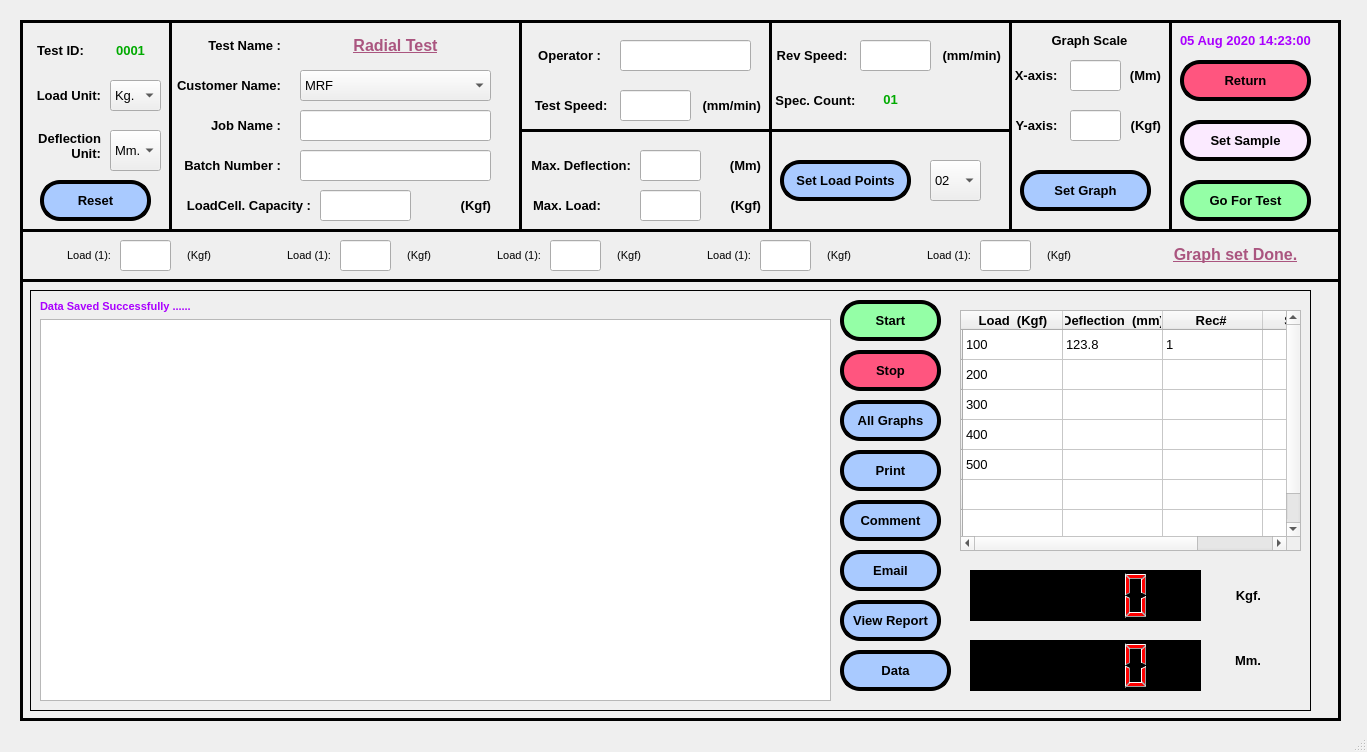
The window that TYR_2.0_18.5/ui/TYR_START_TEST_RADIAL.ui (sanjaymanegit/testRepo) describes before a commit, drawn with Qt 5.
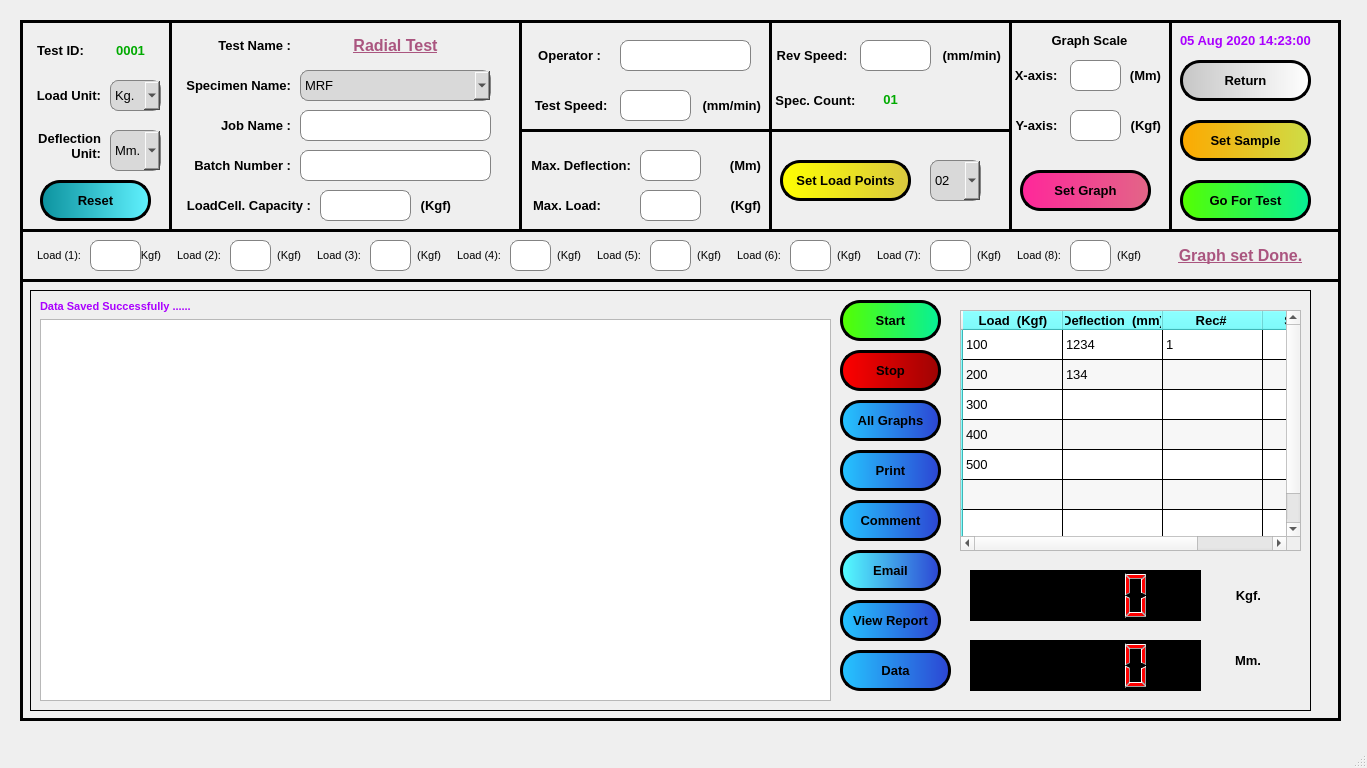
The same window after the commit.

Commit message: added Anil's Files

Patch:
```diff
--- a/TYR_2.0_18.5/ui/TYR_START_TEST_RADIAL.ui
+++ b/TYR_2.0_18.5/ui/TYR_START_TEST_RADIAL.ui
@@ -7,7 +7,7 @@
     <x>0</x>
     <y>0</y>
     <width>1367</width>
-    <height>752</height>
+    <height>768</height>
    </rect>
   </property>
   <property name="windowTitle">
@@ -29,6 +29,9 @@
       <pointsize>10</pointsize>
      </font>
     </property>
+    <property name="styleSheet">
+     <string notr="true"/>
+    </property>
     <property name="frameShape">
      <enum>QFrame::Box</enum>
     </property>
@@ -57,34 +60,6 @@
       <enum>Qt::Horizontal</enum>
      </property>
     </widget>
-    <widget class="QLabel" name="label_10">
-     <property name="geometry">
-      <rect>
-       <x>1120</x>
-       <y>219</y>
-       <width>191</width>
-       <height>31</height>
-      </rect>
-     </property>
-     <property name="font">
-      <font>
-       <family>Arial</family>
-       <pointsize>12</pointsize>
-       <weight>75</weight>
-       <bold>true</bold>
-       <underline>true</underline>
-      </font>
-     </property>
-     <property name="styleSheet">
-      <string notr="true">color: rgb(170, 85, 127);</string>
-     </property>
-     <property name="text">
-      <string>Graph set Done.</string>
-     </property>
-     <property name="alignment">
-      <set>Qt::AlignCenter</set>
-     </property>
-    </widget>
     <widget class="QLabel" name="label_47">
      <property name="geometry">
       <rect>
@@ -134,11 +109,26 @@
       <cursorShape>ArrowCursor</cursorShape>
      </property>
      <property name="styleSheet">
-      <string notr="true">background-color: rgb(255, 85, 127);
+      <string notr="true">#pushButton_6 {
+background-color: qlineargradient(spread:pad, x1:0, y1:0, x2:1, y2:0, stop:0 rgb(198, 198, 198), stop:1  rgb(255, 255, 255));
+	
+
 border-radius:20px;
 border-color: rgb(0, 0, 0);
 border-style:outset;
-border-width:4px;</string>
+border-width:3px;
+}
+#pushButton_6:hover {
+background-color: qlineargradient(spread:pad, x1:0, y1:0, x2:1, y2:0, stop:0 rgb(255, 255, 255), stop:1  rgb(198, 198, 198));
+padding-bottom: 5px;
+padding-right: 5px;
+}
+
+#pushButton_6:pressed {
+background-color: rgb(198, 198, 198);
+padding-top: 5px;
+padding-left: 5px;
+}</string>
      </property>
      <property name="text">
       <string>Return</string>
@@ -186,11 +176,27 @@
        <cursorShape>ArrowCursor</cursorShape>
       </property>
       <property name="styleSheet">
-       <string notr="true">background-color: rgb(255, 85, 127);
+       <string notr="true">#pushButton_7 {
+background-color: qlineargradient(spread:pad, x1:0, y1:0, x2:1, y2:0, stop:0 rgb(255, 0, 0), stop:1  rgb(158, 3, 3));
+	
+	
+
 border-radius:20px;
 border-color: rgb(0, 0, 0);
 border-style:outset;
-border-width:4px;</string>
+border-width:3px;
+}
+#pushButton_7:hover {
+background-color: qlineargradient(spread:pad, x1:0, y1:0, x2:1, y2:0, stop:0 rgb(158, 3, 3), stop:1  rgb(255, 0, 0));
+padding-bottom: 5px;
+padding-right: 5px;
+}
+
+#pushButton_7:pressed {
+background-color: rgb(255, 0, 0);
+padding-top: 5px;
+padding-left: 5px;
+}</string>
       </property>
       <property name="text">
        <string>Stop</string>
@@ -220,12 +226,26 @@
        <cursorShape>ArrowCursor</cursorShape>
       </property>
       <property name="styleSheet">
-       <string notr="true">border-radius:20px;
-color: rgb(0, 0, 0);
-background-color: rgb(148, 255, 166);
+       <string notr="true">#pushButton_11 {
+background-color: qlineargradient(spread:pad, x1:0, y1:0, x2:1, y2:0, stop:0 rgb(85, 255, 0), stop:1  rgb(7, 240, 151));
+	
+
+border-radius:20px;
 border-color: rgb(0, 0, 0);
 border-style:outset;
-border-width:4px;</string>
+border-width:3px;
+}
+#pushButton_11:hover {
+background-color: qlineargradient(spread:pad, x1:0, y1:0, x2:1, y2:0, stop:0 rgb(7, 240, 151), stop:1  rgb(85, 255, 0));
+padding-bottom: 5px;
+padding-right: 5px;
+}
+
+#pushButton_11:pressed {
+background-color: rgb(85, 255, 0);
+padding-top: 5px;
+padding-left: 5px;
+}</string>
       </property>
       <property name="text">
        <string>Start</string>
@@ -255,11 +275,26 @@
        <cursorShape>ArrowCursor</cursorShape>
       </property>
       <property name="styleSheet">
-       <string notr="true">background-color: rgb(169, 202, 255);
+       <string notr="true">#pushButton_12 {
+background-color: qlineargradient(spread:pad, x1:0, y1:0, x2:1, y2:0, stop:0 rgb(37, 197, 255), stop:1  rgb(44, 69, 211));
+	
+	
 border-radius:20px;
 border-color: rgb(0, 0, 0);
 border-style:outset;
-border-width:4px;</string>
+border-width:3px;
+}
+#pushButton_12:hover {
+background-color: qlineargradient(spread:pad, x1:0, y1:0, x2:1, y2:0, stop:0 rgb(44, 69, 211), stop:1  rgb(37, 197, 255));
+padding-bottom: 5px;
+padding-right: 5px;
+}
+
+#pushButton_12:pressed {
+background-color: rgb(37, 197, 255);
+padding-top: 5px;
+padding-left: 5px;
+}</string>
       </property>
       <property name="text">
        <string>All Graphs</string>
@@ -289,11 +324,26 @@
        <cursorShape>ArrowCursor</cursorShape>
       </property>
       <property name="styleSheet">
-       <string notr="true">background-color: rgb(169, 202, 255);
+       <string notr="true">#pushButton_13 {
+background-color: qlineargradient(spread:pad, x1:0, y1:0, x2:1, y2:0, stop:0 rgb(37, 197, 255), stop:1  rgb(44, 69, 211));
+	
+	
 border-radius:20px;
 border-color: rgb(0, 0, 0);
 border-style:outset;
-border-width:4px;</string>
+border-width:3px;
+}
+#pushButton_13:hover {
+background-color: qlineargradient(spread:pad, x1:0, y1:0, x2:1, y2:0, stop:0 rgb(44, 69, 211), stop:1  rgb(37, 197, 255));
+padding-bottom: 5px;
+padding-right: 5px;
+}
+
+#pushButton_13:pressed {
+background-color: rgb(37, 197, 255);
+padding-top: 5px;
+padding-left: 5px;
+}</string>
       </property>
       <property name="text">
        <string>View Report</string>
@@ -323,11 +373,27 @@
        <cursorShape>ArrowCursor</cursorShape>
       </property>
       <property name="styleSheet">
-       <string notr="true">background-color: rgb(169, 202, 255);
+       <string notr="true">#pushButton_14 {
+background-color: qlineargradient(spread:pad, x1:0, y1:0, x2:1, y2:0, stop:0 rgb(85, 255, 255), stop:1  rgb(44, 69, 211));
+	
+	
+
 border-radius:20px;
 border-color: rgb(0, 0, 0);
 border-style:outset;
-border-width:4px;</string>
+border-width:3px;
+}
+#pushButton_14:hover {
+background-color: qlineargradient(spread:pad, x1:0, y1:0, x2:1, y2:0, stop:0 rgb(44, 69, 211), stop:1  rgb(85, 255, 255));
+padding-bottom: 5px;
+padding-right: 5px;
+}
+
+#pushButton_14:pressed {
+background-color: rgb(85, 255, 255);
+padding-top: 5px;
+padding-left: 5px;
+}</string>
       </property>
       <property name="text">
        <string>Email</string>
@@ -357,11 +423,26 @@
        <cursorShape>ArrowCursor</cursorShape>
       </property>
       <property name="styleSheet">
-       <string notr="true">background-color: rgb(169, 202, 255);
+       <string notr="true">#pushButton_15 {
+background-color: qlineargradient(spread:pad, x1:0, y1:0, x2:1, y2:0, stop:0 rgb(37, 197, 255), stop:1  rgb(44, 69, 211));
+	
+	
 border-radius:20px;
 border-color: rgb(0, 0, 0);
 border-style:outset;
-border-width:4px;</string>
+border-width:3px;
+}
+#pushButton_15:hover {
+background-color: qlineargradient(spread:pad, x1:0, y1:0, x2:1, y2:0, stop:0 rgb(44, 69, 211), stop:1  rgb(37, 197, 255));
+padding-bottom: 5px;
+padding-right: 5px;
+}
+
+#pushButton_15:pressed {
+background-color: rgb(37, 197, 255);
+padding-top: 5px;
+padding-left: 5px;
+}</string>
       </property>
       <property name="text">
        <string>Comment</string>
@@ -379,6 +460,31 @@
         <height>241</height>
        </rect>
       </property>
+      <property name="styleSheet">
+       <string notr="true">QTableWidget {gridline-color: rgb(0, 0, 0); font: 75 12pt &quot;Arial&quot;; selection-color: green;}
+QTableWidget::item:selected{
+color: rgb(255, 255, 255);
+background-color: rgb(0, 255, 0);
+}
+QHeaderView{
+font: 75 12pt &quot;Arial&quot;;
+background-color: rgb(85, 255, 255);
+}
+QHeaderView::section{
+font: 75 10pt &quot;Arial&quot;;
+background-color: rgb(85, 255, 255);
+}
+QTableWidget::item:hover{background-color: rgb(255, 255, 0);}</string>
+      </property>
+      <property name="dragEnabled">
+       <bool>true</bool>
+      </property>
+      <property name="alternatingRowColors">
+       <bool>true</bool>
+      </property>
+      <property name="gridStyle">
+       <enum>Qt::SolidLine</enum>
+      </property>
       <row>
        <property name="text">
         <string/>
@@ -479,7 +585,7 @@
       </item>
       <item row="0" column="1">
        <property name="text">
-        <string>123.8</string>
+        <string>1234</string>
        </property>
        <property name="font">
         <font>
@@ -504,6 +610,11 @@
         <string>200</string>
        </property>
       </item>
+      <item row="1" column="1">
+       <property name="text">
+        <string>134</string>
+       </property>
+      </item>
       <item row="2" column="0">
        <property name="text">
         <string>300</string>
@@ -541,11 +652,26 @@
        <cursorShape>ArrowCursor</cursorShape>
       </property>
       <property name="styleSheet">
-       <string notr="true">background-color: rgb(169, 202, 255);
+       <string notr="true">#pushButton_16 {
+background-color: qlineargradient(spread:pad, x1:0, y1:0, x2:1, y2:0, stop:0 rgb(37, 197, 255), stop:1  rgb(44, 69, 211));
+	
+	
 border-radius:20px;
 border-color: rgb(0, 0, 0);
 border-style:outset;
-border-width:4px;</string>
+border-width:3px;
+}
+#pushButton_16:hover {
+background-color: qlineargradient(spread:pad, x1:0, y1:0, x2:1, y2:0, stop:0 rgb(44, 69, 211), stop:1  rgb(37, 197, 255));
+padding-bottom: 5px;
+padding-right: 5px;
+}
+
+#pushButton_16:pressed {
+background-color: rgb(37, 197, 255);
+padding-top: 5px;
+padding-left: 5px;
+}</string>
       </property>
       <property name="text">
        <string>Print</string>
@@ -694,11 +820,26 @@
        <cursorShape>ArrowCursor</cursorShape>
       </property>
       <property name="styleSheet">
-       <string notr="true">background-color: rgb(169, 202, 255);
+       <string notr="true">#pushButton_18 {
+background-color: qlineargradient(spread:pad, x1:0, y1:0, x2:1, y2:0, stop:0 rgb(37, 197, 255), stop:1  rgb(44, 69, 211));
+	
+	
 border-radius:20px;
 border-color: rgb(0, 0, 0);
 border-style:outset;
-border-width:4px;</string>
+border-width:3px;
+}
+#pushButton_18:hover {
+background-color: qlineargradient(spread:pad, x1:0, y1:0, x2:1, y2:0, stop:0 rgb(44, 69, 211), stop:1  rgb(37, 197, 255));
+padding-bottom: 5px;
+padding-right: 5px;
+}
+
+#pushButton_18:pressed {
+background-color: rgb(37, 197, 255);
+padding-top: 5px;
+padding-left: 5px;
+}</string>
       </property>
       <property name="text">
        <string>Data</string>
@@ -729,11 +870,26 @@
       <cursorShape>ArrowCursor</cursorShape>
      </property>
      <property name="styleSheet">
-      <string notr="true">background-color: rgb(148, 255, 166);
+      <string notr="true">#pushButton_8 {
+background-color: qlineargradient(spread:pad, x1:0, y1:0, x2:1, y2:0, stop:0 rgb(85, 255, 0), stop:1  rgb(7, 240, 151));
+	
+
 border-radius:20px;
 border-color: rgb(0, 0, 0);
 border-style:outset;
-border-width:4px;</string>
+border-width:3px;
+}
+#pushButton_8:hover {
+background-color: qlineargradient(spread:pad, x1:0, y1:0, x2:1, y2:0, stop:0 rgb(7, 240, 151), stop:1  rgb(85, 255, 0));
+padding-bottom: 5px;
+padding-right: 5px;
+}
+
+#pushButton_8:pressed {
+background-color: rgb(85, 255, 0);
+padding-top: 5px;
+padding-left: 5px;
+}</string>
      </property>
      <property name="text">
       <string>Go For Test</string>
@@ -763,11 +919,25 @@
       <cursorShape>ArrowCursor</cursorShape>
      </property>
      <property name="styleSheet">
-      <string notr="true">background-color: rgb(169, 202, 255);
+      <string notr="true">#pushButton_9 {
+background-color: qlineargradient(spread:pad, x1:0, y1:0, x2:1, y2:0, stop:0 rgb(12, 146, 158), stop:1  rgb(97, 242, 255));
+	
 border-radius:20px;
 border-color: rgb(0, 0, 0);
 border-style:outset;
-border-width:4px;</string>
+border-width:3px;
+}
+#pushButton_9:hover {
+background-color: qlineargradient(spread:pad, x1:0, y1:0, x2:1, y2:0, stop:0 rgb(97, 242, 255), stop:1  rgb(12, 146, 158));
+padding-bottom: 5px;
+padding-right: 5px;
+}
+
+#pushButton_9:pressed {
+background-color: rgb(97, 242, 255);
+padding-top: 5px;
+padding-left: 5px;
+}</string>
      </property>
      <property name="text">
       <string>Reset</string>
@@ -839,6 +1009,14 @@
        <height>41</height>
       </rect>
      </property>
+     <property name="styleSheet">
+      <string notr="true">background-color: rgb(217, 217, 217);
+border: 1px solid rgba(131,131,131,255);
+border-radius: 8px;</string>
+     </property>
+     <property name="maxVisibleItems">
+      <number>8</number>
+     </property>
      <item>
       <property name="text">
        <string>02</string>
@@ -868,7 +1046,7 @@
     <widget class="QLabel" name="label_14">
      <property name="geometry">
       <rect>
-       <x>150</x>
+       <x>160</x>
        <y>50</y>
        <width>111</width>
        <height>31</height>
@@ -886,7 +1064,7 @@
       <string notr="true"/>
      </property>
      <property name="text">
-      <string>Customer Name:</string>
+      <string>Specimen Name:</string>
      </property>
      <property name="alignment">
       <set>Qt::AlignRight|Qt::AlignTrailing|Qt::AlignVCenter</set>
@@ -1047,6 +1225,11 @@
        <bold>true</bold>
       </font>
      </property>
+     <property name="styleSheet">
+      <string notr="true">background-color: rgb(255, 255, 255);
+border: 1px solid rgba(131,131,131,255);
+border-radius: 8px;</string>
+     </property>
     </widget>
     <widget class="Line" name="line_5">
      <property name="geometry">
@@ -1130,6 +1313,11 @@
        <bold>true</bold>
       </font>
      </property>
+     <property name="styleSheet">
+      <string notr="true">background-color: rgb(255, 255, 255);
+border: 1px solid rgba(131,131,131,255);
+border-radius: 8px;</string>
+     </property>
     </widget>
     <widget class="QLabel" name="label_29">
      <property name="geometry">
@@ -1167,6 +1355,11 @@
        <height>31</height>
       </rect>
      </property>
+     <property name="styleSheet">
+      <string notr="true">background-color: rgb(217, 217, 217);
+border: 1px solid rgba(131,131,131,255);
+border-radius: 8px;</string>
+     </property>
      <item>
       <property name="text">
        <string>Kg.</string>
@@ -1225,6 +1418,11 @@
        <height>41</height>
       </rect>
      </property>
+     <property name="styleSheet">
+      <string notr="true">background-color: rgb(217, 217, 217);
+border: 1px solid rgba(131,131,131,255);
+border-radius: 8px;</string>
+     </property>
      <item>
       <property name="text">
        <string>Mm.</string>
@@ -1304,6 +1502,11 @@
        <bold>true</bold>
       </font>
      </property>
+     <property name="styleSheet">
+      <string notr="true">background-color: rgb(255, 255, 255);
+border: 1px solid rgba(131,131,131,255);
+border-radius: 8px;</string>
+     </property>
     </widget>
     <widget class="QLabel" name="label_32">
      <property name="geometry">
@@ -1349,6 +1552,11 @@
        <bold>true</bold>
       </font>
      </property>
+     <property name="styleSheet">
+      <string notr="true">background-color: rgb(255, 255, 255);
+border: 1px solid rgba(131,131,131,255);
+border-radius: 8px;</string>
+     </property>
     </widget>
     <widget class="QPushButton" name="pushButton_10">
      <property name="geometry">
@@ -1371,11 +1579,27 @@
       <cursorShape>ArrowCursor</cursorShape>
      </property>
      <property name="styleSheet">
-      <string notr="true">background-color: rgb(169, 202, 255);
+      <string notr="true">#pushButton_10 {
+background-color: qlineargradient(spread:pad, x1:0, y1:0, x2:1, y2:0, stop:0 rgb(255, 38, 154), stop:1  rgb(226, 102, 135));
+	
+
+
 border-radius:20px;
 border-color: rgb(0, 0, 0);
 border-style:outset;
-border-width:4px;</string>
+border-width:3px;
+}
+#pushButton_10:hover {
+background-color: qlineargradient(spread:pad, x1:0, y1:0, x2:1, y2:0, stop:0 rgb(226, 102, 135), stop:1  rgb(255, 38, 154));
+padding-bottom: 5px;
+padding-right: 5px;
+}
+
+#pushButton_10:pressed {
+background-color: rgb(255, 38, 154);
+padding-top: 5px;
+padding-left: 5px;
+}</string>
      </property>
      <property name="text">
       <string>Set Graph</string>
@@ -1387,7 +1611,7 @@
     <widget class="QLabel" name="label_35">
      <property name="geometry">
       <rect>
-       <x>150</x>
+       <x>160</x>
        <y>90</y>
        <width>111</width>
        <height>31</height>
@@ -1428,11 +1652,16 @@
        <bold>true</bold>
       </font>
      </property>
+     <property name="styleSheet">
+      <string notr="true">background-color: rgb(255, 255, 255);
+border: 1px solid rgba(131,131,131,255);
+border-radius: 8px;</string>
+     </property>
     </widget>
     <widget class="QLabel" name="label_36">
      <property name="geometry">
       <rect>
-       <x>150</x>
+       <x>160</x>
        <y>130</y>
        <width>111</width>
        <height>31</height>
@@ -1473,6 +1702,11 @@
        <bold>true</bold>
       </font>
      </property>
+     <property name="styleSheet">
+      <string notr="true">background-color: rgb(255, 255, 255);
+border: 1px solid rgba(131,131,131,255);
+border-radius: 8px;</string>
+     </property>
     </widget>
     <widget class="QLabel" name="label_45">
      <property name="geometry">
@@ -1564,6 +1798,11 @@
        <bold>true</bold>
       </font>
      </property>
+     <property name="styleSheet">
+      <string notr="true">background-color: rgb(255, 255, 255);
+border: 1px solid rgba(131,131,131,255);
+border-radius: 8px;</string>
+     </property>
     </widget>
     <widget class="QLabel" name="label_50">
      <property name="geometry">
@@ -1609,6 +1848,11 @@
        <bold>true</bold>
       </font>
      </property>
+     <property name="styleSheet">
+      <string notr="true">background-color: rgb(255, 255, 255);
+border: 1px solid rgba(131,131,131,255);
+border-radius: 8px;</string>
+     </property>
     </widget>
     <widget class="QLabel" name="label_34">
      <property name="geometry">
@@ -1681,6 +1925,11 @@
        <bold>true</bold>
       </font>
      </property>
+     <property name="styleSheet">
+      <string notr="true">background-color: rgb(255, 255, 255);
+border: 1px solid rgba(131,131,131,255);
+border-radius: 8px;</string>
+     </property>
     </widget>
     <widget class="QPushButton" name="pushButton_17">
      <property name="geometry">
@@ -1703,12 +1952,26 @@
       <cursorShape>ArrowCursor</cursorShape>
      </property>
      <property name="styleSheet">
-      <string notr="true">background-color: rgb(148, 255, 166);
-background-color: rgb(251, 234, 255);
+      <string notr="true">#pushButton_17 {
+background-color: qlineargradient(spread:pad, x1:0, y1:0, x2:1, y2:0, stop:0 rgb(253, 169, 0), stop:1  rgb(206, 221, 71));
+	
+	
 border-radius:20px;
 border-color: rgb(0, 0, 0);
 border-style:outset;
-border-width:4px;</string>
+border-width:3px;
+}
+#pushButton_17:hover {
+background-color: qlineargradient(spread:pad, x1:0, y1:0, x2:1, y2:0, stop:0 rgb(206, 221, 71), stop:1  rgb(253, 169, 0));
+padding-bottom: 5px;
+padding-right: 5px;
+}
+
+#pushButton_17:pressed {
+background-color: rgb(253, 169, 0);
+padding-top: 5px;
+padding-left: 5px;
+}</string>
      </property>
      <property name="text">
       <string>Set Sample</string>
@@ -1793,7 +2056,7 @@
     <widget class="QLabel" name="label_16">
      <property name="geometry">
       <rect>
-       <x>170</x>
+       <x>180</x>
        <y>10</y>
        <width>91</width>
        <height>31</height>
@@ -1876,7 +2139,7 @@
       <rect>
        <x>400</x>
        <y>170</y>
-       <width>71</width>
+       <width>31</width>
        <height>31</height>
       </rect>
      </property>
@@ -1942,6 +2205,11 @@
        <bold>true</bold>
       </font>
      </property>
+     <property name="styleSheet">
+      <string notr="true">background-color: rgb(255, 255, 255);
+border: 1px solid rgba(131,131,131,255);
+border-radius: 8px;</string>
+     </property>
     </widget>
     <widget class="QLabel" name="label_25">
      <property name="geometry">
@@ -1991,11 +2259,26 @@
       <cursorShape>ArrowCursor</cursorShape>
      </property>
      <property name="styleSheet">
-      <string notr="true">background-color: rgb(169, 202, 255);
+      <string notr="true">#pushButton_19 {
+background-color: qlineargradient(spread:pad, x1:0, y1:0, x2:1, y2:0, stop:0 rgb(255, 255, 0), stop:1  rgb(217, 200, 64));
+	
+
 border-radius:20px;
 border-color: rgb(0, 0, 0);
 border-style:outset;
-border-width:4px;</string>
+border-width:3px;
+}
+#pushButton_19:hover {
+background-color: qlineargradient(spread:pad, x1:0, y1:0, x2:1, y2:0, stop:0 rgb(217, 200, 64), stop:1  rgb(255, 255, 0));
+padding-bottom: 5px;
+padding-right: 5px;
+}
+
+#pushButton_19:pressed {
+background-color: rgb(255, 255, 0);
+padding-top: 5px;
+padding-left: 5px;
+}</string>
      </property>
      <property name="text">
       <string>Set Load Points</string>
@@ -2009,7 +2292,7 @@
       <rect>
        <x>10</x>
        <y>220</y>
-       <width>81</width>
+       <width>51</width>
        <height>31</height>
       </rect>
      </property>
@@ -2034,7 +2317,7 @@
     <widget class="QLabel" name="label_91">
      <property name="geometry">
       <rect>
-       <x>160</x>
+       <x>110</x>
        <y>220</y>
        <width>31</width>
        <height>31</height>
@@ -2061,7 +2344,7 @@
     <widget class="QLineEdit" name="lineEdit_37">
      <property name="geometry">
       <rect>
-       <x>100</x>
+       <x>70</x>
        <y>220</y>
        <width>51</width>
        <height>31</height>
@@ -2075,13 +2358,18 @@
        <bold>true</bold>
       </font>
      </property>
+     <property name="styleSheet">
+      <string notr="true">background-color: rgb(255, 255, 255);
+border: 1px solid rgba(131,131,131,255);
+border-radius: 8px;</string>
+     </property>
     </widget>
     <widget class="QLabel" name="label_92">
      <property name="geometry">
       <rect>
-       <x>230</x>
+       <x>150</x>
        <y>220</y>
-       <width>81</width>
+       <width>51</width>
        <height>31</height>
       </rect>
      </property>
@@ -2097,7 +2385,7 @@
       <string notr="true"/>
      </property>
      <property name="text">
-      <string>Load (1):</string>
+      <string>Load (2):</string>
      </property>
      <property name="alignment">
       <set>Qt::AlignRight|Qt::AlignTrailing|Qt::AlignVCenter</set>
@@ -2106,7 +2394,7 @@
     <widget class="QLabel" name="label_93">
      <property name="geometry">
       <rect>
-       <x>380</x>
+       <x>250</x>
        <y>220</y>
        <width>31</width>
        <height>31</height>
@@ -2133,9 +2421,9 @@
     <widget class="QLineEdit" name="lineEdit_38">
      <property name="geometry">
       <rect>
-       <x>320</x>
+       <x>210</x>
        <y>220</y>
-       <width>51</width>
+       <width>41</width>
        <height>31</height>
       </rect>
      </property>
@@ -2147,13 +2435,18 @@
        <bold>true</bold>
       </font>
      </property>
+     <property name="styleSheet">
+      <string notr="true">background-color: rgb(255, 255, 255);
+border: 1px solid rgba(131,131,131,255);
+border-radius: 8px;</string>
+     </property>
     </widget>
     <widget class="QLabel" name="label_94">
      <property name="geometry">
       <rect>
-       <x>440</x>
+       <x>290</x>
        <y>220</y>
-       <width>81</width>
+       <width>51</width>
        <height>31</height>
       </rect>
      </property>
@@ -2169,7 +2462,7 @@
       <string notr="true"/>
      </property>
      <property name="text">
-      <string>Load (1):</string>
+      <string>Load (3):</string>
      </property>
      <property name="alignment">
       <set>Qt::AlignRight|Qt::AlignTrailing|Qt::AlignVCenter</set>
@@ -2178,7 +2471,7 @@
     <widget class="QLabel" name="label_95">
      <property name="geometry">
       <rect>
-       <x>590</x>
+       <x>390</x>
        <y>220</y>
        <width>31</width>
        <height>31</height>
@@ -2205,9 +2498,9 @@
     <widget class="QLineEdit" name="lineEdit_39">
      <property name="geometry">
       <rect>
-       <x>530</x>
+       <x>350</x>
        <y>220</y>
-       <width>51</width>
+       <width>41</width>
        <height>31</height>
       </rect>
      </property>
@@ -2219,13 +2512,18 @@
        <bold>true</bold>
       </font>
      </property>
+     <property name="styleSheet">
+      <string notr="true">background-color: rgb(255, 255, 255);
+border: 1px solid rgba(131,131,131,255);
+border-radius: 8px;</string>
+     </property>
     </widget>
     <widget class="QLabel" name="label_96">
      <property name="geometry">
       <rect>
-       <x>650</x>
+       <x>430</x>
        <y>220</y>
-       <width>81</width>
+       <width>51</width>
        <height>31</height>
       </rect>
      </property>
@@ -2241,7 +2539,7 @@
       <string notr="true"/>
      </property>
      <property name="text">
-      <string>Load (1):</string>
+      <string>Load (4):</string>
      </property>
      <property name="alignment">
       <set>Qt::AlignRight|Qt::AlignTrailing|Qt::AlignVCenter</set>
@@ -2250,7 +2548,7 @@
     <widget class="QLabel" name="label_97">
      <property name="geometry">
       <rect>
-       <x>800</x>
+       <x>530</x>
        <y>220</y>
        <width>31</width>
        <height>31</height>
@@ -2277,9 +2575,9 @@
     <widget class="QLineEdit" name="lineEdit_40">
      <property name="geometry">
       <rect>
-       <x>740</x>
+       <x>490</x>
        <y>220</y>
-       <width>51</width>
+       <width>41</width>
        <height>31</height>
       </rect>
      </property>
@@ -2291,13 +2589,18 @@
        <bold>true</bold>
       </font>
      </property>
+     <property name="styleSheet">
+      <string notr="true">background-color: rgb(255, 255, 255);
+border: 1px solid rgba(131,131,131,255);
+border-radius: 8px;</string>
+     </property>
     </widget>
     <widget class="QLabel" name="label_98">
      <property name="geometry">
       <rect>
-       <x>870</x>
+       <x>570</x>
        <y>220</y>
-       <width>81</width>
+       <width>51</width>
        <height>31</height>
       </rect>
      </property>
@@ -2313,7 +2616,7 @@
       <string notr="true"/>
      </property>
      <property name="text">
-      <string>Load (1):</string>
+      <string>Load (5):</string>
      </property>
      <property name="alignment">
       <set>Qt::AlignRight|Qt::AlignTrailing|Qt::AlignVCenter</set>
@@ -2322,7 +2625,7 @@
     <widget class="QLabel" name="label_99">
      <property name="geometry">
       <rect>
-       <x>1020</x>
+       <x>670</x>
        <y>220</y>
        <width>31</width>
        <height>31</height>
@@ -2349,9 +2652,9 @@
     <widget class="QLineEdit" name="lineEdit_41">
      <property name="geometry">
       <rect>
-       <x>960</x>
+       <x>630</x>
        <y>220</y>
-       <width>51</width>
+       <width>41</width>
        <height>31</height>
       </rect>
      </property>
@@ -2363,6 +2666,11 @@
        <bold>true</bold>
       </font>
      </property>
+     <property name="styleSheet">
+      <string notr="true">background-color: rgb(255, 255, 255);
+border: 1px solid rgba(131,131,131,255);
+border-radius: 8px;</string>
+     </property>
     </widget>
     <widget class="QLabel" name="label_13">
      <property name="geometry">
@@ -2401,6 +2709,11 @@
        <height>31</height>
       </rect>
      </property>
+     <property name="styleSheet">
+      <string notr="true">background-color: rgb(217, 217, 217);
+border: 1px solid rgba(131,131,131,255);
+border-radius: 8px;</string>
+     </property>
      <item>
       <property name="text">
        <string>MRF</string>
@@ -2422,6 +2735,265 @@
       </property>
      </item>
     </widget>
+    <widget class="QLineEdit" name="lineEdit_42">
+     <property name="geometry">
+      <rect>
+       <x>770</x>
+       <y>220</y>
+       <width>41</width>
+       <height>31</height>
+      </rect>
+     </property>
+     <property name="font">
+      <font>
+       <family>Arial</family>
+       <pointsize>10</pointsize>
+       <weight>75</weight>
+       <bold>true</bold>
+      </font>
+     </property>
+     <property name="styleSheet">
+      <string notr="true">background-color: rgb(255, 255, 255);
+border: 1px solid rgba(131,131,131,255);
+border-radius: 8px;</string>
+     </property>
+    </widget>
+    <widget class="QLabel" name="label_100">
+     <property name="geometry">
+      <rect>
+       <x>710</x>
+       <y>220</y>
+       <width>51</width>
+       <height>31</height>
+      </rect>
+     </property>
+     <property name="font">
+      <font>
+       <family>Arial</family>
+       <pointsize>8</pointsize>
+       <weight>50</weight>
+       <bold>false</bold>
+      </font>
+     </property>
+     <property name="styleSheet">
+      <string notr="true"/>
+     </property>
+     <property name="text">
+      <string>Load (6):</string>
+     </property>
+     <property name="alignment">
+      <set>Qt::AlignRight|Qt::AlignTrailing|Qt::AlignVCenter</set>
+     </property>
+    </widget>
+    <widget class="QLabel" name="label_101">
+     <property name="geometry">
+      <rect>
+       <x>810</x>
+       <y>220</y>
+       <width>31</width>
+       <height>31</height>
+      </rect>
+     </property>
+     <property name="font">
+      <font>
+       <family>Arial</family>
+       <pointsize>8</pointsize>
+       <weight>50</weight>
+       <bold>false</bold>
+      </font>
+     </property>
+     <property name="styleSheet">
+      <string notr="true"/>
+     </property>
+     <property name="text">
+      <string>(Kgf)</string>
+     </property>
+     <property name="alignment">
+      <set>Qt::AlignRight|Qt::AlignTrailing|Qt::AlignVCenter</set>
+     </property>
+    </widget>
+    <widget class="QLineEdit" name="lineEdit_43">
+     <property name="geometry">
+      <rect>
+       <x>910</x>
+       <y>220</y>
+       <width>41</width>
+       <height>31</height>
+      </rect>
+     </property>
+     <property name="font">
+      <font>
+       <family>Arial</family>
+       <pointsize>10</pointsize>
+       <weight>75</weight>
+       <bold>true</bold>
+      </font>
+     </property>
+     <property name="styleSheet">
+      <string notr="true">background-color: rgb(255, 255, 255);
+border: 1px solid rgba(131,131,131,255);
+border-radius: 8px;</string>
+     </property>
+    </widget>
+    <widget class="QLabel" name="label_102">
+     <property name="geometry">
+      <rect>
+       <x>850</x>
+       <y>220</y>
+       <width>51</width>
+       <height>31</height>
+      </rect>
+     </property>
+     <property name="font">
+      <font>
+       <family>Arial</family>
+       <pointsize>8</pointsize>
+       <weight>50</weight>
+       <bold>false</bold>
+      </font>
+     </property>
+     <property name="styleSheet">
+      <string notr="true"/>
+     </property>
+     <property name="text">
+      <string>Load (7):</string>
+     </property>
+     <property name="alignment">
+      <set>Qt::AlignRight|Qt::AlignTrailing|Qt::AlignVCenter</set>
+     </property>
+    </widget>
+    <widget class="QLabel" name="label_103">
+     <property name="geometry">
+      <rect>
+       <x>950</x>
+       <y>220</y>
+       <width>31</width>
+       <height>31</height>
+      </rect>
+     </property>
+     <property name="font">
+      <font>
+       <family>Arial</family>
+       <pointsize>8</pointsize>
+       <weight>50</weight>
+       <bold>false</bold>
+      </font>
+     </property>
+     <property name="styleSheet">
+      <string notr="true"/>
+     </property>
+     <property name="text">
+      <string>(Kgf)</string>
+     </property>
+     <property name="alignment">
+      <set>Qt::AlignRight|Qt::AlignTrailing|Qt::AlignVCenter</set>
+     </property>
+    </widget>
+    <widget class="QLineEdit" name="lineEdit_44">
+     <property name="geometry">
+      <rect>
+       <x>1050</x>
+       <y>220</y>
+       <width>41</width>
+       <height>31</height>
+      </rect>
+     </property>
+     <property name="font">
+      <font>
+       <family>Arial</family>
+       <pointsize>10</pointsize>
+       <weight>75</weight>
+       <bold>true</bold>
+      </font>
+     </property>
+     <property name="styleSheet">
+      <string notr="true">background-color: rgb(255, 255, 255);
+border: 1px solid rgba(131,131,131,255);
+border-radius: 8px;</string>
+     </property>
+    </widget>
+    <widget class="QLabel" name="label_104">
+     <property name="geometry">
+      <rect>
+       <x>990</x>
+       <y>220</y>
+       <width>51</width>
+       <height>31</height>
+      </rect>
+     </property>
+     <property name="font">
+      <font>
+       <family>Arial</family>
+       <pointsize>8</pointsize>
+       <weight>50</weight>
+       <bold>false</bold>
+      </font>
+     </property>
+     <property name="styleSheet">
+      <string notr="true"/>
+     </property>
+     <property name="text">
+      <string>Load (8):</string>
+     </property>
+     <property name="alignment">
+      <set>Qt::AlignRight|Qt::AlignTrailing|Qt::AlignVCenter</set>
+     </property>
+    </widget>
+    <widget class="QLabel" name="label_105">
+     <property name="geometry">
+      <rect>
+       <x>1090</x>
+       <y>220</y>
+       <width>31</width>
+       <height>31</height>
+      </rect>
+     </property>
+     <property name="font">
+      <font>
+       <family>Arial</family>
+       <pointsize>8</pointsize>
+       <weight>50</weight>
+       <bold>false</bold>
+      </font>
+     </property>
+     <property name="styleSheet">
+      <string notr="true"/>
+     </property>
+     <property name="text">
+      <string>(Kgf)</string>
+     </property>
+     <property name="alignment">
+      <set>Qt::AlignRight|Qt::AlignTrailing|Qt::AlignVCenter</set>
+     </property>
+    </widget>
+    <widget class="QLabel" name="label_10">
+     <property name="geometry">
+      <rect>
+       <x>1130</x>
+       <y>220</y>
+       <width>181</width>
+       <height>31</height>
+      </rect>
+     </property>
+     <property name="font">
+      <font>
+       <family>Arial</family>
+       <pointsize>12</pointsize>
+       <weight>75</weight>
+       <bold>true</bold>
+       <underline>true</underline>
+      </font>
+     </property>
+     <property name="styleSheet">
+      <string notr="true">color: rgb(170, 85, 127);</string>
+     </property>
+     <property name="text">
+      <string>Graph set Done.</string>
+     </property>
+     <property name="alignment">
+      <set>Qt::AlignCenter</set>
+     </property>
+    </widget>
    </widget>
   </widget>
   <widget class="QMenuBar" name="menubar">
```
Left out of the diff: 20 changed lines with no effect on the pictures. The commit also changes 1 other file.
